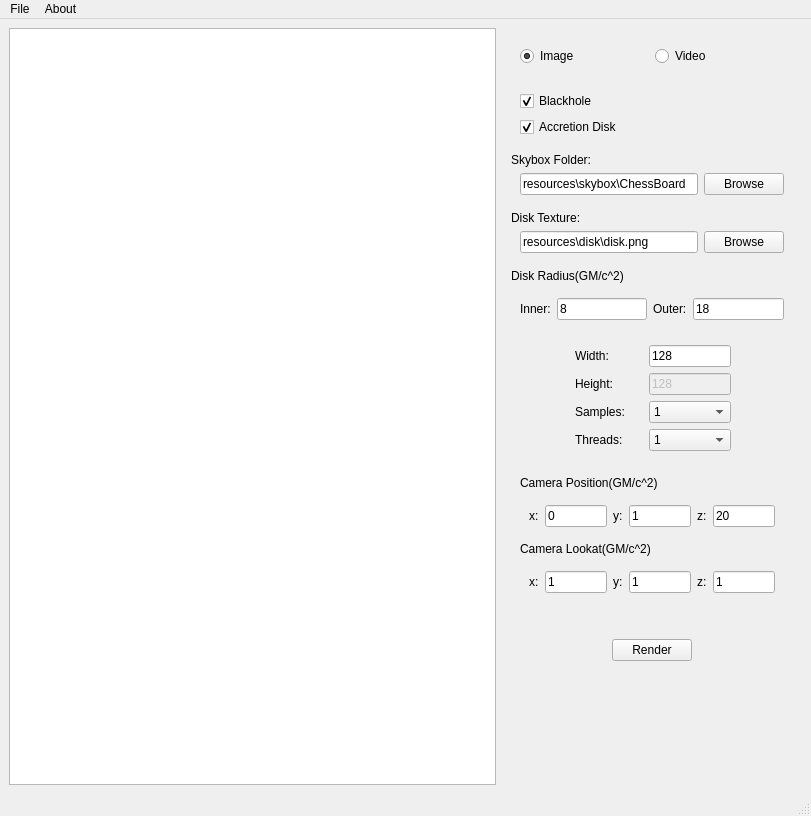
First picture: the form in src/gui/main_window.ui, repository evopen/blackness, before the edit.
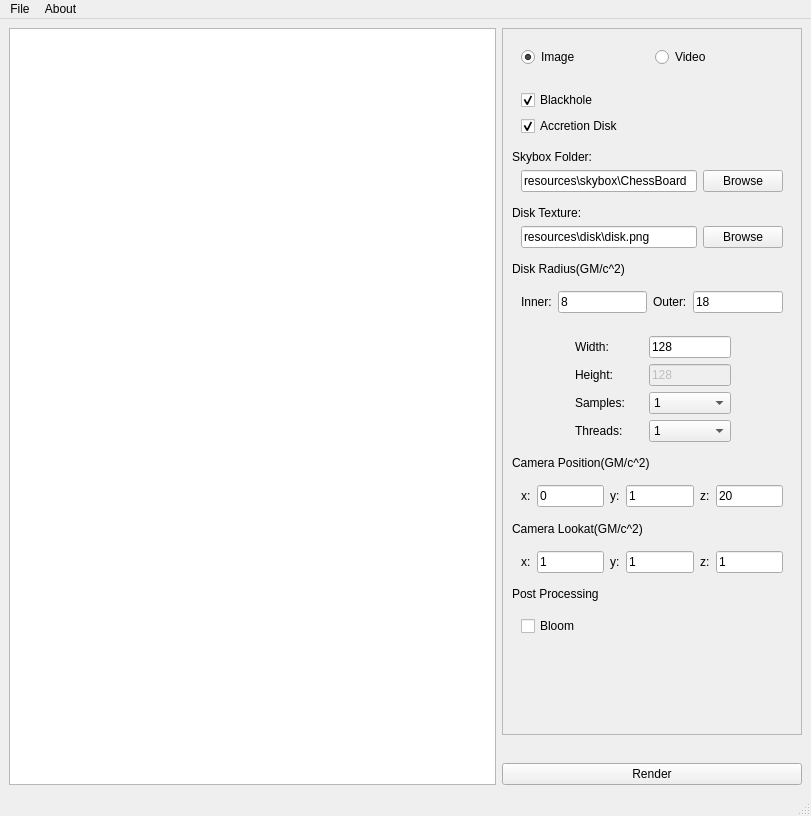
Second picture: the form after the edit.

Commit message:
bloom implemented
tone mapping needs refine

Patch:
```diff
--- a/src/gui/main_window.ui
+++ b/src/gui/main_window.ui
@@ -30,6 +30,39 @@
        <property name="spacing">
         <number>7</number>
        </property>
+       <property name="leftMargin">
+        <number>0</number>
+       </property>
+       <property name="topMargin">
+        <number>0</number>
+       </property>
+       <property name="rightMargin">
+        <number>0</number>
+       </property>
+       <property name="bottomMargin">
+        <number>0</number>
+       </property>
+       <item>
+        <widget class="QScrollArea" name="scrollArea">
+         <property name="horizontalScrollBarPolicy">
+          <enum>Qt::ScrollBarAlwaysOff</enum>
+         </property>
+         <property name="widgetResizable">
+          <bool>true</bool>
+         </property>
+         <widget class="QWidget" name="scrollAreaWidgetContents">
+          <property name="geometry">
+           <rect>
+            <x>0</x>
+            <y>0</y>
+            <width>277</width>
+            <height>699</height>
+           </rect>
+          </property>
+          <layout class="QVBoxLayout" name="verticalLayout_9">
+           <property name="spacing">
+            <number>5</number>
+           </property>
        <item>
         <widget class="QWidget" name="widget_11" native="true">
          <layout class="QHBoxLayout" name="horizontalLayout_7">
@@ -399,6 +432,18 @@
        <item>
         <widget class="QWidget" name="widget_7" native="true">
          <layout class="QVBoxLayout" name="verticalLayout_6">
+              <property name="leftMargin">
+               <number>0</number>
+              </property>
+              <property name="topMargin">
+               <number>0</number>
+              </property>
+              <property name="rightMargin">
+               <number>0</number>
+              </property>
+              <property name="bottomMargin">
+               <number>0</number>
+              </property>
           <item>
            <widget class="QLabel" name="label_6">
             <property name="text">
@@ -513,23 +558,41 @@
         </widget>
        </item>
        <item>
-        <widget class="QLabel" name="error_label">
-         <property name="enabled">
-          <bool>true</bool>
-         </property>
-         <property name="text">
-          <string/>
-         </property>
-         <property name="textFormat">
-          <enum>Qt::RichText</enum>
-         </property>
-        </widget>
-       </item>
-       <item alignment="Qt::AlignHCenter">
-        <widget class="QPushButton" name="render_button">
+            <widget class="QWidget" name="widget_12" native="true">
+             <layout class="QVBoxLayout" name="verticalLayout_10">
+              <property name="leftMargin">
+               <number>0</number>
+              </property>
+              <property name="topMargin">
+               <number>0</number>
+              </property>
+              <property name="rightMargin">
+               <number>0</number>
+              </property>
+              <property name="bottomMargin">
+               <number>0</number>
+              </property>
+              <item>
+               <widget class="QLabel" name="label_18">
+                <property name="text">
+                 <string>Post Processing</string>
+                </property>
+               </widget>
+              </item>
+              <item>
+               <widget class="QWidget" name="widget_14" native="true">
+                <layout class="QVBoxLayout" name="verticalLayout_11">
+                 <item>
+                  <widget class="QCheckBox" name="bloom_checkbox">
          <property name="text">
-          <string>Render</string>
-         </property>
+                    <string>Bloom</string>
+                   </property>
+                  </widget>
+                 </item>
+                </layout>
+               </widget>
+              </item>
+             </layout>
         </widget>
        </item>
        <item>
@@ -540,10 +603,34 @@
          <property name="sizeHint" stdset="0">
           <size>
            <width>20</width>
-           <height>40</height>
+               <height>20</height>
           </size>
          </property>
         </spacer>
+           </item>
+          </layout>
+         </widget>
+        </widget>
+       </item>
+       <item>
+        <widget class="QLabel" name="error_label">
+         <property name="enabled">
+          <bool>true</bool>
+         </property>
+         <property name="text">
+          <string/>
+         </property>
+         <property name="textFormat">
+          <enum>Qt::RichText</enum>
+         </property>
+        </widget>
+       </item>
+       <item>
+        <widget class="QPushButton" name="render_button">
+         <property name="text">
+          <string>Render</string>
+         </property>
+        </widget>
        </item>
       </layout>
      </widget>
```
Lines whose indentation alone changed are shown as unchanged. The commit also changes 5 other files.
